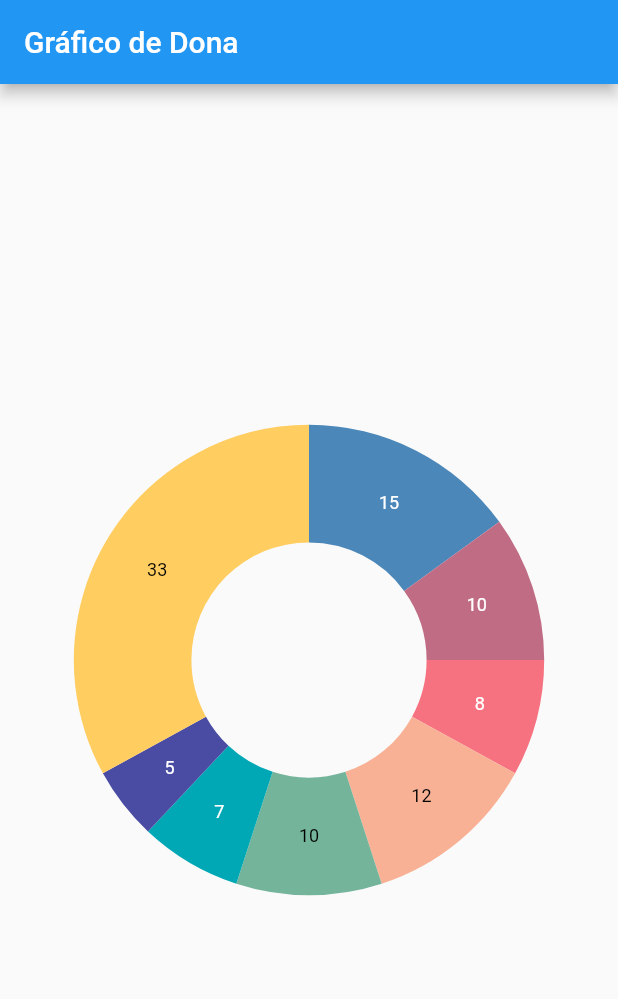
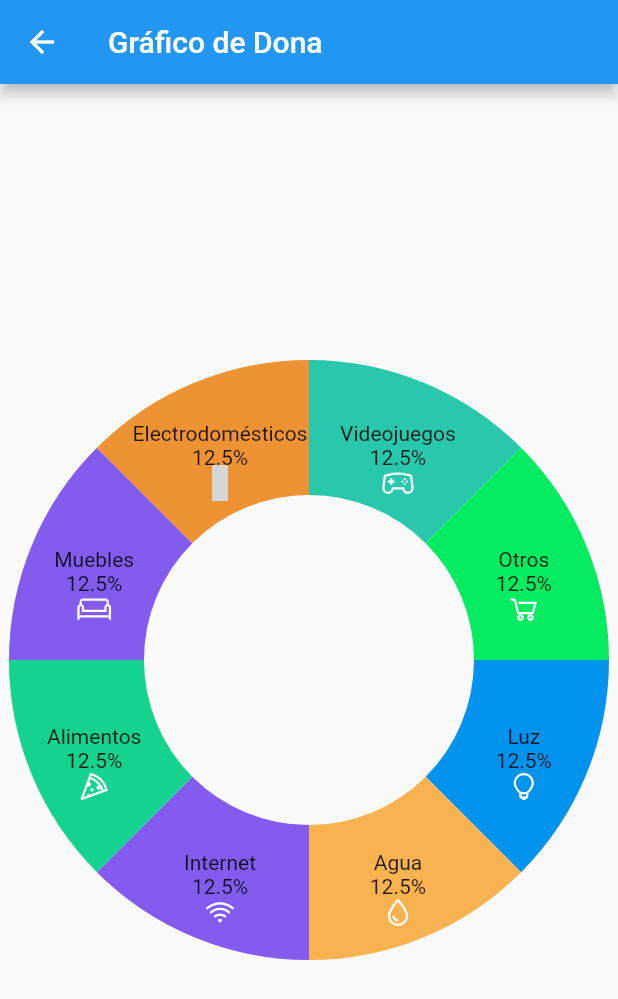
Before and after one commit to GustavoGutierrez98/MiMonedero4.0, a Flutter app: the screen it shows once a user with an empty profile is signed in, in the side drawer, after a tap on "Graficas", on a phone screen of 412 x 824 dp. Shown: the top 999 px of the screen. Run offline on Flutter 3.47's test engine with Material 2 defaults, Android fonts, the phone set to English and light mode, and no system bars; drawn by our look-alikes of fl_chart; our stand-ins replace firebase_auth, firebase_core, line_icons, open_file, sqflite; accounts and stored records are empty; grey boxes are pictures that could not be loaded.

Commit message:
grafica terminada con todo e iconos

```diff
--- a/lib/models/donutGraphPage.dart
+++ b/lib/models/donutGraphPage.dart
@@ -1,48 +1,135 @@
 import 'package:flutter/material.dart';
-import 'package:syncfusion_flutter_charts/charts.dart';
+import 'package:fl_chart/fl_chart.dart';
+import 'package:line_icons/line_icons.dart';
 
-class donutGraphPage extends StatelessWidget {
+class DonutGraphPage extends StatelessWidget {
   @override
   Widget build(BuildContext context) {
-    return MaterialApp(
-      home: Scaffold(
+    return Scaffold(
   appBar: AppBar(
     title: Text('Gráfico de Dona'),
   ),
   body: Center(
-          child: SfCircularChart(
-            series: <CircularSeries>[
-              DoughnutSeries<ChartData, String>(
-                dataSource: getData(),
-                xValueMapper: (ChartData data, _) => data.category,
-                yValueMapper: (ChartData data, _) => data.value,
-                //innerRadius: '50%', // para darle un espacio en blanco al centro
-                dataLabelSettings: DataLabelSettings(isVisible: true),
+    child: Container(
+      margin: EdgeInsets.only(top: 0), // Ajusta la cantidad de píxeles para mover la dona hacia arriba
+      child: PieChart(
+        PieChartData(
+          sections: getData(),
+          sectionsSpace: 0,
+          centerSpaceRadius: 110,
         ),
-            ],
       ),
     ),
   ),
 );
   }
 
-  List<ChartData> getData() {
+  List<PieChartSectionData> getData() {
     return [
-      ChartData('Luz', 15),
-      ChartData('Agua', 10),
-      ChartData('Internet', 8),
-      ChartData('Alimentos', 12),
-      ChartData('Muebles', 10),
-      ChartData('Electrodomésticos', 7),
-      ChartData('Videojuegos', 5),
-      ChartData('Otros', 33),
+      PieChartSectionData(
+  color: const Color(0xff0293ee),
+  value: 12.5,
+  title: 'Luz\n12.5%',
+  radius: 90,
+  badgeWidget: Container(
+    margin: EdgeInsets.only(top: 50), // Ajusta la cantidad de píxeles para mover el icono hacia abajo
+    child: Icon(
+      LineIcons.lightbulb,
+      color: Colors.white,
+    ),
+  ),
+),
+PieChartSectionData(
+  color: const Color(0xfff8b250),
+  value: 12.5,
+  title: 'Agua\n12.5%',
+  badgeWidget: Container(
+    margin: EdgeInsets.only(top: 50), // Ajusta la cantidad de píxeles para mover el icono hacia abajo
+    child: Icon(
+      LineIcons.tint,
+      color: Colors.white,
+    ),
+  ),
+  radius: 90,
+),
+      PieChartSectionData(
+       color: const Color(0xff845bef),
+       value: 12.5,
+       title: 'Internet\n12.5%',
+       radius: 90,
+        badgeWidget: Container(
+         margin: EdgeInsets.only(top: 50),  // Ajusta la cantidad de píxeles para mover el icono hacia abajo
+          child: Icon(
+           LineIcons.wifi,
+         color: Colors.white,
+           ),
+         ),
+      ),
+      PieChartSectionData(
+  color: const Color(0xff13d38e),
+  value: 12.5,
+  title: 'Alimentos\n12.5%',
+  radius: 90,
+  badgeWidget: Container(
+    margin: EdgeInsets.only(top: 50),
+    child: Icon(
+      LineIcons.pizzaSlice,
+      color: Colors.white,
+    ),
+  ),
+),
+PieChartSectionData(
+  color: const Color(0xff845bef),
+  value: 12.5,
+  title: 'Muebles\n12.5%',
+  radius: 90,
+  badgeWidget: Container(
+    margin: EdgeInsets.only(top: 50),
+    child: Icon(
+      LineIcons.couch,
+      color: Colors.white,
+    ),
+  ),
+),
+PieChartSectionData(
+  color: const Color(0xffee9333),
+  value: 12.5,
+  title: 'Electrodomésticos\n12.5%',
+  radius: 90,
+  badgeWidget: Container(
+    margin: EdgeInsets.only(top: 50),
+    child: Icon(
+      LineIcons.television,
+      color: Colors.white,
+    ),
+  ),
+),
+PieChartSectionData(
+  color: const Color(0xff29c7ac),
+  value: 12.5,
+  title: 'Videojuegos\n12.5%',
+  radius: 90,
+  badgeWidget: Container(
+    margin: EdgeInsets.only(top: 50),
+    child: Icon(
+      LineIcons.gamepad,
+      color: Colors.white,
+    ),
+  ),
+),
+PieChartSectionData(
+  color: Color.fromARGB(255, 6, 236, 98),
+  value: 12.5,
+  title: 'Otros\n12.5%',
+  badgeWidget: Container(
+    margin: EdgeInsets.only(top: 50),
+    child: Icon(
+      LineIcons.shoppingCart,
+      color: Colors.white,
+    ),
+  ),
+  radius: 90,
+),
     ];
   }
 }
-
-class ChartData {
-  ChartData(this.category, this.value);
-
-  final String category;
-  final double value;
-}
--- a/lib/widgets/autoDrawer.dart
+++ b/lib/widgets/autoDrawer.dart
@@ -38,7 +38,7 @@ class autoDrawer extends StatelessWidget {
               Navigator.pop(context);//Cierra el Drawer
               Navigator.push(
                 context,
-                MaterialPageRoute(builder: (context) => donutGraphPage()),
+                MaterialPageRoute(builder: (context) => DonutGraphPage()),
               );
 
             },
--- a/pubspec.yaml
+++ b/pubspec.yaml
@@ -34,6 +34,7 @@ dependencies:
 
   # The following adds the Cupertino Icons font to your application.
   # Use with the CupertinoIcons class for iOS style icons.
+  line_icons: ^2.0.3
   cupertino_icons: ^1.0.2
   cloud_firestore: ^4.9.3
   firebase_core: ^2.17.0
```
Also changed, not shown: pubspec.lock. Lines whose indentation alone changed are shown as unchanged.
